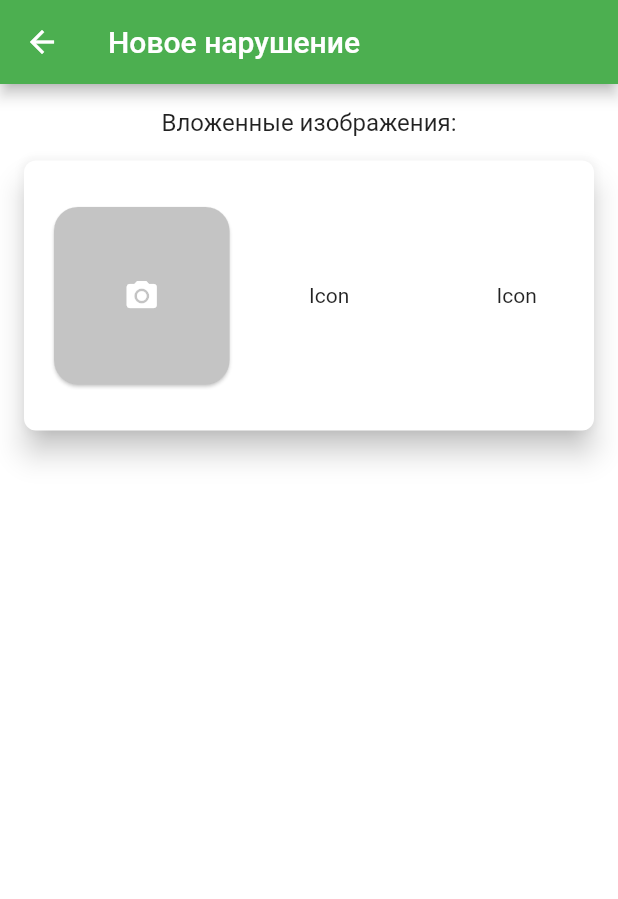
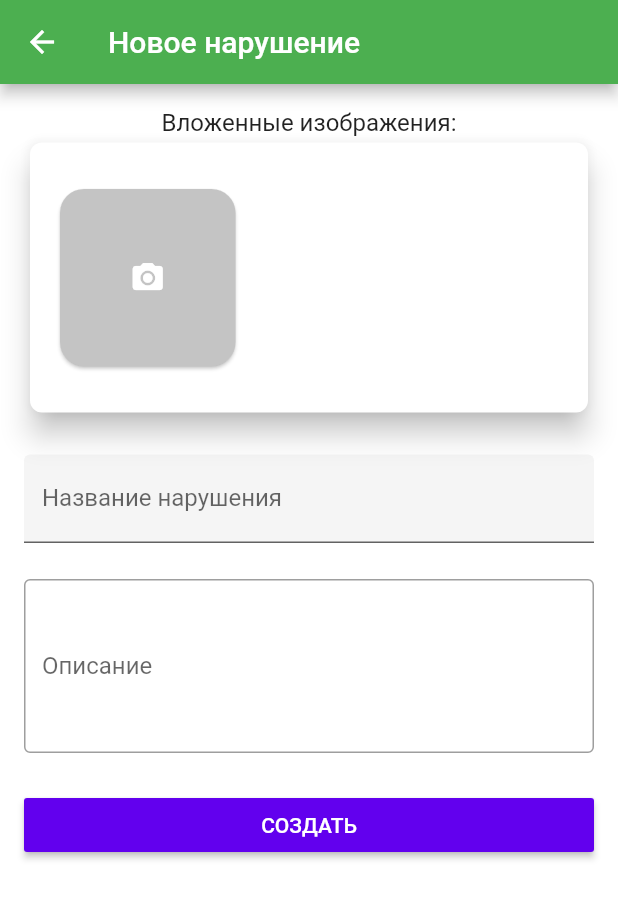
Before and after one commit to alekseyld/ViolationsApp, a Flutter app: the screen it shows after launch, after a tap on the "add" icon, on a phone screen of 412 x 824 dp. Shown: the top 899 px of the screen. Run offline on Flutter 3.47's test engine with Material 2 defaults, Android fonts, the phone set to English and light mode, and no system bars; our stand-ins replace bloc, camera, equatable, flutter_bloc.

Commit message:
- Add Screen

```diff
--- a/lib/models/violation.dart
+++ b/lib/models/violation.dart
@@ -4,13 +4,21 @@ import 'package:photocontrolapp/utils/uuid.dart';
 class Violation extends Equatable {
   final String id;
   final String title;
+  final String description;
   final List<String> images;
 
-  Violation({String id, String title, List<String> images})
+  Violation({String id, String title, String description, List<String> images})
       : this.id = id?.isEmpty == false ? id : Uuid().generateV4(),
         this.title = title,
+        this.description = description,
         this.images = images;
 
   @override
   List<Object> get props => [];
+
+  @override
+  String toString() {
+    return "Violation(title: $title, images=${images.length})";
+  }
+
 }
--- a/lib/repositories/violations_repository.dart
+++ b/lib/repositories/violations_repository.dart
@@ -1,27 +1,16 @@
 import 'package:photocontrolapp/models/models.dart';
 
 class ViolationsRepository {
-  Future saveViolations(List<Violation> list) async {}
+
+  List<Violation> violation = [];
+
+  Future saveViolations(List<Violation> list) async {
+    violation = violation;
+  }
 
   Future<List<Violation>> loadViolations() async {
     //TODO Save
 
-    return [
-      Violation(title: "Беды с водой", images: [
-        "https://external-content.duckduckgo.com/iu/?u=https%3A%2F%2Fi.ytimg.com%2Fvi%2FDt8y0l-n7ig%2Fmaxresdefault.jpg&f=1&nofb=1"
-      ]),
-      Violation(title: "Заглушка не работает", images: [
-        "https://external-content.duckduckgo.com/iu/?u=http%3A%2F%2Fmd-eksperiment.org%2Fimages%2Fposters%2F55154130cb1a7.jpg&f=1&nofb=1"
-      ]),
-      Violation(title: "Ржавчина на трубопроводе", images: [
-        "https://external-content.duckduckgo.com/iu/?u=https%3A%2F%2Ftokar.guru%2Fimages%2F328555%2Fproizvesti_vrezku_truboprovod.jpg&f=1&nofb=1"
-      ]),
-      Violation(title: "Неверный угол входа в воду", images: [
-        "https://external-content.duckduckgo.com/iu/?u=https%3A%2F%2Fpolit.ru%2Fmedia%2Fphotolib%2F2015%2F05%2F26%2Fthumbs%2Ftruba_1560610395.jpg.600x450_q85.jpg&f=1&nofb=1"
-      ]),
-      Violation(title: "Трубопровод", images: [
-        "https://external-content.duckduckgo.com/iu/?u=https%3A%2F%2Ftrubadelo.ru%2Fwp-content%2Fuploads%2F2017%2F09%2Fpolietilenovyj-truboprovod.jpg&f=1&nofb=1"
-      ]),
-    ];
+    return violation;
   }
 }
--- a/lib/screens/add_screen.dart
+++ b/lib/screens/add_screen.dart
@@ -1,5 +1,7 @@
+import 'package:flutter/gestures.dart';
 import 'package:flutter/material.dart';
 import 'package:photocontrolapp/models/models.dart';
+import 'package:photocontrolapp/widgets/photo_card.dart';
 
 typedef OnSaveCallback = Function(Violation violation);
 
@@ -14,146 +16,96 @@ class AddViolationScreen extends StatefulWidget {
 
 class _AddViolationScreenState extends State<AddViolationScreen> {
   static final GlobalKey<FormState> _formKey = GlobalKey<FormState>();
+  static final GlobalKey<PhotoCardState> _photoCardKey = GlobalKey<PhotoCardState>();
+
+  String _title;
+  String _description;
+
+  String _validateText(String value) {
+    if (value.isEmpty) {
+      return "Поле обязательно для заполнения";
+    }
+    return null;
+  }
 
   @override
   Widget build(BuildContext context) {
     final textTheme = Theme.of(context).textTheme;
+    const sizedBoxSpace = SizedBox(height: 24);
 
     return Scaffold(
         backgroundColor: Colors.white,
         appBar: AppBar(
           title: Text("Новое нарушение"),
         ),
-        body: Column(
-          children: <Widget>[
-            Padding(
-              padding: const EdgeInsets.all(16.0),
-              child: Text(
-                "Вложенные изображения:",
-                style: textTheme.subtitle1,
-              ),
-            ),
-            Card(
-              elevation: 8.0,
-              shape: RoundedRectangleBorder(
-                  borderRadius: BorderRadius.circular(8)
-              ),
-              margin: const EdgeInsets.only(
-                top: 0,
-                bottom: 0,
-                left: 16,
-                right: 16
-              ),
-              child: Container(
-                padding: const EdgeInsets.only(
-                    right: 16, left: 16, top: 27, bottom: 27),
-                height: 180,
-                child: ListView.builder(
-                  itemCount: 5,
-                  scrollDirection: Axis.horizontal,
-                  itemBuilder: (context, index) {
-                    if (index == 0) {
-                      return GestureDetector(
-                        onTap: () {
-                          //TODO: Open Camera for photo
-                        },
-                        child: Container(
-                          height: 125,
-                          width: 125,
-                          child: Card(
-                            shape: RoundedRectangleBorder(
-                              borderRadius: BorderRadius.circular(16)
-                            ),
-                            color: Color(0xFFC4C4C4),
-                            child: Icon(
-                              Icons.camera_alt,
-                              color: Colors.white,
-                            ),
-                          ),
-                        ),
-                      );
-                    }
-
-                    return Container(
-                      height: 125,
-                      width: 125,
-                      child: Center(
-                        child: Text("Icon"),
-                      ),
-                    );
+        body: Form(
+          key: _formKey,
+          child: SingleChildScrollView(
+            dragStartBehavior: DragStartBehavior.down,
+            padding: EdgeInsets.all(16.0),
+            child: Column(
+              crossAxisAlignment: CrossAxisAlignment.stretch,
+              children: <Widget>[
+                Text(
+                  "Вложенные изображения:",
+                  style: textTheme.subtitle1,
+                  textAlign: TextAlign.center,
+                ),
+                PhotoCard(
+                  key: _photoCardKey
+                ),
+                sizedBoxSpace,
+                TextFormField(
+                  textCapitalization: TextCapitalization.words,
+                  decoration: InputDecoration(
+                    filled: true,
+                    hintText: "Краткий заголовок",
+                    labelText: "Название нарушения",
+                  ),
+                  validator: _validateText,
+                  onSaved: (value) {
+                    _title = value;
                   },
                 ),
-              ),
-            )
-          ],
+                sizedBoxSpace,
+                TextFormField(
+                  decoration: InputDecoration(
+                    border: const OutlineInputBorder(),
+                    hintText: "Общая информация по поводу нарушения",
+                    labelText: "Описание",
+                  ),
+                  maxLines: 4,
+                  validator: _validateText,
+                  onSaved: (value) {
+                    _description = value;
+                  },
+                ),
+                sizedBoxSpace,
+                RaisedButton(
+                  child: Text("СОЗДАТЬ"),
+                  textColor: Colors.white,
+                  color: Color(0xFF6200EE),
+                  onPressed: () {
+                    if (_photoCardKey.currentState.photoPathList.isNotEmpty) {
+                      if (_formKey.currentState.validate()) {
+                        _formKey.currentState.save();
+                        widget.onSave(
+                          Violation(
+                            title: _title,
+                            description: _description,
+                            images: _photoCardKey.currentState.photoPathList
+                          )
+                        );
+                        Navigator.pop(context);
+                      }
+                    } else {
+                      //TODO: Make toast
+                    }
+                  },
+                )
+              ],
+            ),
+          ),
         ));
   }
 }
-
-//Column(
-//            children: <Widget>[
-//              Container(
-//                height: 180,
-//                child: ListView(
-//                  scrollDirection: Axis.horizontal,
-//                  children: <Widget>[
-//                    Container(
-//                        width: 180,
-//                        child: Card(
-//                          color: Colors.white30,
-//                          child: Center(
-//                            child: Icon(
-//                              Icons.add,
-//                              size: 50,
-//                            ),
-//                          ),
-//                        )),
-//                    Container(
-//                      padding: EdgeInsets.all(8.0),
-//                      width: 180,
-//                      child: Image.network(
-//                        "https://external-content.duckduckgo.com/iu/?u=https%3A%2F%2Fi.ytimg.com%2Fvi%2FDt8y0l-n7ig%2Fmaxresdefault.jpg&f=1&nofb=1",
-//                        fit: BoxFit.cover,
-//                      ),
-//                    ),
-//                    Container(
-//                      padding: EdgeInsets.all(8.0),
-//                      width: 180,
-//                      child: Image.network(
-//                        "https://external-content.duckduckgo.com/iu/?u=https%3A%2F%2Fi.ytimg.com%2Fvi%2FDt8y0l-n7ig%2Fmaxresdefault.jpg&f=1&nofb=1",
-//                        fit: BoxFit.cover,
-//                      ),
-//                    ),
-//                    Container(
-//                      padding: EdgeInsets.all(8.0),
-//                      width: 180,
-//                      child: Image.network(
-//                        "https://external-content.duckduckgo.com/iu/?u=https%3A%2F%2Fi.ytimg.com%2Fvi%2FDt8y0l-n7ig%2Fmaxresdefault.jpg&f=1&nofb=1",
-//                        fit: BoxFit.cover,
-//                      ),
-//                    ),
-//                  ],
-//                ),
-//              ),
-//
-//            ],
-//));
-
-//              Form(
-//                key: _formKey,
-//                child: ListView(
-//                  children: <Widget>[
-//                    TextFormField(
-//                      autofocus: true,
-//                      style: textTheme.headline5,
-//                      decoration: InputDecoration(
-//                        hintText: "Заголовок",
-//                      ),
-//                      validator: (val) {
-//                        return val.trim().isEmpty ? "Not Empty" : null;
-//                      },
-////                      onSaved: (value) => _task = value,
-//                    ),
-//                  ],
-//                ),
-//              ),
--- a/lib/widgets/card_item.dart
+++ b/lib/widgets/card_item.dart
@@ -1,3 +1,5 @@
+import 'dart:io';
+
 import 'package:flutter/material.dart';
 import 'package:photocontrolapp/models/models.dart';
 
@@ -12,8 +14,8 @@ class CardItem extends StatelessWidget {
     final Widget image = Material(
       shape: RoundedRectangleBorder(borderRadius: BorderRadius.circular(4)),
       clipBehavior: Clip.antiAlias,
-      child: Image.network(
-        violation.images[0],
+      child: Image.file(
+        File(violation.images[0]),
         fit: BoxFit.cover,
       ),
     );
--- /dev/null
+++ b/lib/widgets/photo_card.dart
@@ -0,0 +1,88 @@
+import 'dart:io';
+
+import 'package:flutter/cupertino.dart';
+import 'package:flutter/material.dart';
+import 'package:photocontrolapp/camera_holder.dart';
+import 'package:photocontrolapp/widgets/widgets.dart';
+
+class PhotoCard extends StatefulWidget {
+
+  PhotoCard({Key key}) : super(key: key);
+
+  @override
+  PhotoCardState createState() => PhotoCardState();
+}
+
+class PhotoCardState extends State<PhotoCard> {
+
+
+  List<String> photoPathList = [];
+
+  void _navigateTakePicturePage(BuildContext context) async {
+    String photoPath = await Navigator.push(
+        context,
+        MaterialPageRoute(
+          builder: (context) => TakePicturePage(
+            camera: CameraHolder().firstCamera,
+          ),
+        ));
+
+    print("Photo Path = $photoPath");
+
+    if (photoPath != null) {
+      setState(() {
+        photoPathList.add(photoPath);
+      });
+    }
+  }
+
+  @override
+  Widget build(BuildContext context) {
+    return Card(
+      elevation: 8.0,
+      shape: RoundedRectangleBorder(borderRadius: BorderRadius.circular(8)),
+      child: Container(
+        padding:
+            const EdgeInsets.only(right: 16, left: 16, top: 27, bottom: 27),
+        height: 180,
+        child: ListView.builder(
+          itemCount: photoPathList.length + 1,
+          scrollDirection: Axis.horizontal,
+          itemBuilder: (context, index) {
+            if (index == 0) {
+              return GestureDetector(
+                onTap: () => _navigateTakePicturePage(context),
+                child: Container(
+                  height: 125,
+                  width: 125,
+                  child: Card(
+                    shape: RoundedRectangleBorder(
+                        borderRadius: BorderRadius.circular(16)),
+                    color: Color(0xFFC4C4C4),
+                    child: Icon(
+                      Icons.camera_alt,
+                      color: Colors.white,
+                    ),
+                  ),
+                ),
+              );
+            }
+
+            return Container(
+              height: 125,
+              width: 125,
+              margin: EdgeInsets.all(4.0),
+              child: ClipRRect(
+                borderRadius: BorderRadius.circular(16.0),
+                child: Image.file(
+                  File(photoPathList[index - 1]),
+                  fit: BoxFit.cover,
+                ),
+              ),
+            );
+          },
+        ),
+      ),
+    );
+  }
+}
--- a/lib/widgets/widgets.dart
+++ b/lib/widgets/widgets.dart
@@ -1,4 +1,5 @@
 export 'card_item.dart';
+export 'loading_indicator.dart';
+export 'photo_card.dart';
+export 'take_photo.dart';
 export 'violation_list.dart';
-export 'take_photo.dart';
-export 'loading_indicator.dart';
```
Also changed, not shown: lib/screens/details_screen.dart (added, +8 -0 lines), lib/widgets/take_photo.dart (+8 -6 lines).
